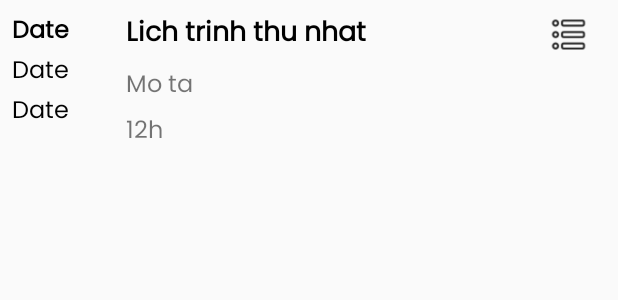
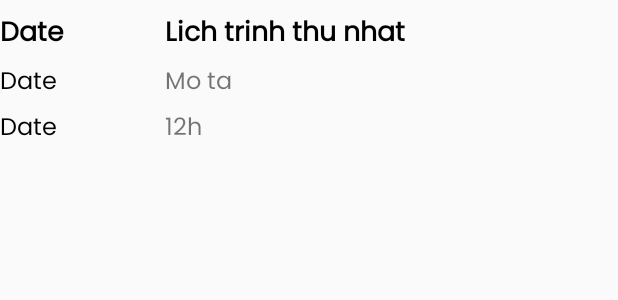
Before and after one commit to tandat0723/ScheduleMobileApplication, an Android app: the layout lv_item_add_schedule.xml on its own in the app's theme, with its tools: preview values and no code run, on a phone screen of 412 x 824 dp. Shown: the top 300 px of the screen. Run offline under Robolectric (Android 15) with nearby library versions, the phone set to English and light mode, and no system bars.

Commit message:
cap nhat chuc nang

```diff
--- a/app/src/main/java/com/example/personalcalendarmanagement/LoginActivity.java
+++ b/app/src/main/java/com/example/personalcalendarmanagement/LoginActivity.java
@@ -14,6 +14,7 @@ import androidx.appcompat.app.AppCompatActivity;
 
 import com.example.personalcalendarmanagement.Utils.Utils;
 import com.example.personalcalendarmanagement.data.MyDatabase;
+import com.example.personalcalendarmanagement.data.User;
 
 public class LoginActivity extends AppCompatActivity {
     private Button mbtnLogin;
@@ -57,9 +58,11 @@ public class LoginActivity extends AppCompatActivity {
             Cursor cursor = myDatabase.checkLogin(username, Utils.hashPassword(password));
 
             if (cursor != null && cursor.moveToFirst()) {
+                @SuppressLint("Range") int userId = cursor.getInt(cursor.getColumnIndex("user_id"));
                 @SuppressLint("Range") int roleId = cursor.getInt(cursor.getColumnIndex("role_id"));
                 Intent intent;
                 SharedPreferences.Editor editor = sharedPreferences.edit();
+                editor.putInt("user_id", userId);
                 editor.putString("username", username);
                 editor.apply();
 
--- a/app/src/main/java/com/example/personalcalendarmanagement/RegisterActivity.java
+++ b/app/src/main/java/com/example/personalcalendarmanagement/RegisterActivity.java
@@ -35,7 +35,6 @@ public class RegisterActivity extends AppCompatActivity {
         medtConfirmPassword = findViewById(R.id.edtConfirmPassword);
         mbtnRegister = findViewById(R.id.btnRegister);
         mbtnBack = findViewById(R.id.btnBack);
-
         myDatabase = new MyDatabase(this);
 
         mbtnBack.setOnClickListener(view -> {
--- a/app/src/main/java/com/example/personalcalendarmanagement/data/DBHelper.java
+++ b/app/src/main/java/com/example/personalcalendarmanagement/data/DBHelper.java
@@ -24,7 +24,7 @@ public class DBHelper extends SQLiteOpenHelper {
 
     // Column for table schedule
     public static final String COLUMN_SCHEDULE_ID = "schedule_id";
-    public static final String COLUMN_SCHEDULE_USER_ID = "user_id";
+    public static final String COLUMN_SCHEDULE_USER = "user_id";
     public static final String COLUMN_SCHEDULE_TITLE = "title";
     public static final String COLUMN_SCHEDULE_DATE = "date";
     public static final String COLUMN_SCHEDULE_TIME = "time";
@@ -40,9 +40,9 @@ public class DBHelper extends SQLiteOpenHelper {
             " INTEGER PRIMARY KEY AUTOINCREMENT," + COLUMN_ROLE_NAME + " TEXT NOT NULL)";
 
     private static final String CREATE_TABLE_SCHEDULE = "CREATE TABLE " + TABLE_SCHEDULE + "(" + COLUMN_SCHEDULE_ID +
-            " INTEGER PRIMARY KEY AUTOINCREMENT," + COLUMN_SCHEDULE_USER_ID + " INTEGER," + COLUMN_SCHEDULE_TITLE + " TEXT," +
+            " INTEGER PRIMARY KEY AUTOINCREMENT," + COLUMN_SCHEDULE_USER + " INTEGER," + COLUMN_SCHEDULE_TITLE + " TEXT," +
             COLUMN_SCHEDULE_DESCRIPTION + " TEXT," + COLUMN_SCHEDULE_DATE + " TEXT," + COLUMN_SCHEDULE_TIME + " TEXT," +
-            COLUMN_SCHEDULE_TYPE + " TEXT," + " FOREIGN KEY (" + COLUMN_SCHEDULE_USER_ID + ") REFERENCES " + TABLE_USER + "(" + COLUMN_USER_ID + "))";
+            COLUMN_SCHEDULE_TYPE + " TEXT," + " FOREIGN KEY (" + COLUMN_SCHEDULE_USER + ") REFERENCES " + TABLE_USER + "(" + COLUMN_USER_ID + "))";
 
     public DBHelper(Context context) {
         super(context, DATABASE_NAME, null, DATABASE_VERSION);
--- a/app/src/main/res/layout/lv_item_add_schedule.xml
+++ b/app/src/main/res/layout/lv_item_add_schedule.xml
@@ -8,49 +8,53 @@
     <LinearLayout
         android:layout_width="match_parent"
         android:layout_height="wrap_content"
-        android:layout_margin="8dp"
         android:orientation="horizontal"
+        android:layout_marginTop="8dp"
+        android:layout_marginBottom="5dp"
         tools:ignore="MissingConstraints">
 
         <LinearLayout
-            android:layout_width="wrap_content"
+            android:layout_width="100dp"
             android:layout_height="wrap_content"
             android:orientation="vertical">
 
             <TextView
                 android:id="@+id/txtDayOfWeek"
-                android:layout_width="60dp"
+                android:layout_width="wrap_content"
                 android:layout_height="wrap_content"
                 android:fontFamily="@font/poppins_regular"
                 android:text="Date"
                 android:textColor="@color/black"
-                android:textSize="16sp"
+                android:textSize="18sp"
+                android:paddingBottom="4dp"
                 android:textStyle="bold" />
 
             <TextView
                 android:id="@+id/txtDay"
-                android:layout_width="60dp"
+                android:layout_width="wrap_content"
                 android:layout_height="wrap_content"
                 android:fontFamily="@font/poppins_regular"
                 android:text="Date"
                 android:textColor="@color/black"
+                android:paddingBottom="4dp"
                 android:textSize="16sp"/>
 
             <TextView
                 android:id="@+id/txtMonth"
-                android:layout_width="60dp"
+                android:layout_width="wrap_content"
                 android:layout_height="wrap_content"
                 android:fontFamily="@font/poppins_regular"
                 android:text="Date"
                 android:textColor="@color/black"
+                android:paddingBottom="4dp"
                 android:textSize="16sp"/>
         </LinearLayout>
 
 
         <LinearLayout
-            android:layout_width="260dp"
+            android:layout_width="match_parent"
             android:layout_height="wrap_content"
-            android:layout_marginStart="16dp"
+            android:layout_marginStart="10dp"
             android:layout_marginEnd="10dp"
             android:orientation="vertical">
 
@@ -58,7 +62,7 @@
                 android:id="@+id/txtTitle"
                 android:layout_width="match_parent"
                 android:layout_height="wrap_content"
-                android:paddingBottom="6dp"
+                android:paddingBottom="4dp"
                 android:text="Lich trinh thu nhat"
                 android:fontFamily="@font/poppins_regular"
                 android:textColor="@color/black"
@@ -83,16 +87,6 @@
                 android:text="12h"
                 android:textSize="16sp" />
         </LinearLayout>
-
-        <ImageButton
-            android:id="@+id/imgBtnMenu"
-            android:layout_width="30dp"
-            android:layout_height="30dp"
-            android:layout_gravity="end"
-            android:layout_marginStart="10dp"
-            android:background="?attr/selectableItemBackground"
-            android:scaleType="fitCenter"
-            app:srcCompat="@drawable/img_menu" />
     </LinearLayout>
 
 
```
Also changed, not shown: app/src/main/java/com/example/personalcalendarmanagement/MainActivity.java (+19 -2 lines), app/src/main/java/com/example/personalcalendarmanagement/ScheduleActivity.java (+12 -1 lines), app/src/main/java/com/example/personalcalendarmanagement/adapter/CustomAdapterSchedule.java (+6 -6 lines), app/src/main/java/com/example/personalcalendarmanagement/data/MyDatabase.java (+28 -6 lines), app/src/main/java/com/example/personalcalendarmanagement/data/Schedule.java (+9 -7 lines), app/src/main/java/com/example/personalcalendarmanagement/fragment/HomeFragment.java (+36 -18 lines).
